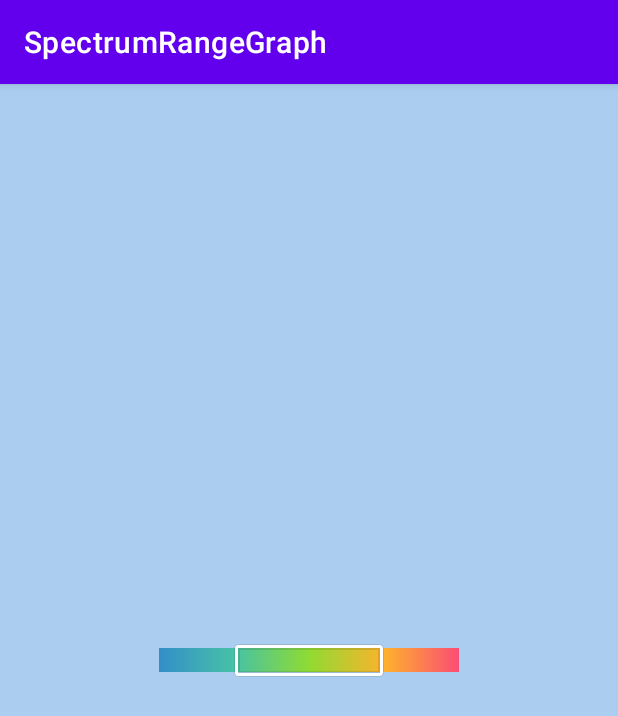
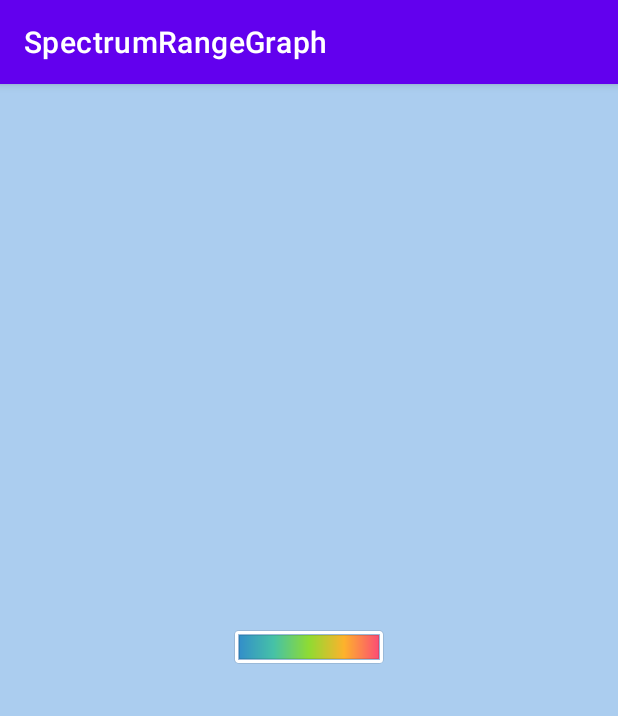
Before and after one commit to taehee28/SpectrumRangeGraph, an Android app: the screen it shows after launch (MainActivity), on a phone screen of 412 x 824 dp. Shown: the top 716 px of the screen. Run offline under Robolectric (Android 15) with nearby library versions, the phone set to English and light mode, and no system bars.

Commit message:
mearsuring height & drawing graph imgs

```diff
--- a/app/src/main/java/com/thk/spectrumrangegraph/MainActivity.java
+++ b/app/src/main/java/com/thk/spectrumrangegraph/MainActivity.java
@@ -11,6 +11,5 @@ public class MainActivity extends AppCompatActivity {
         super.onCreate(savedInstanceState);
         setContentView(R.layout.activity_main);
 
-
     }
 }
--- a/app/src/main/java/com/thk/spectrumrangegraph/SpectrumRangeGraph.java
+++ b/app/src/main/java/com/thk/spectrumrangegraph/SpectrumRangeGraph.java
@@ -8,6 +8,7 @@ import android.graphics.Paint;
 import android.graphics.Rect;
 import android.graphics.drawable.Drawable;
 import android.util.AttributeSet;
+import android.util.Log;
 import android.view.View;
 
 import androidx.annotation.Nullable;
@@ -29,6 +30,7 @@ public class SpectrumRangeGraph extends View {
     private float rangeMaxValue;
     private float rangeAvgValue;
     private int graphHeight;
+    private int textMarginTop;
     private int textSize;
     private int textColor;
     private String warningText;
@@ -38,10 +40,14 @@ public class SpectrumRangeGraph extends View {
     private final int DEFAULT_MIN_VALUE = 0;
     private final int DEFAULT_MAX_VALUE = 100;
     private final int DEFAULT_GRAPH_HEIGHT = dpToPx(16);
+    private final int DEFAULT_TEXT_MARGIN_TOP = dpToPx(8);
     private final int DEFAULT_TEXT_SIZE = dpToPx(10);
     private final int DEFAULT_TEXT_COLOR = Color.BLACK;
     private final String DEFAULT_WARNING_TEXT = "No Data.";
     private final boolean DEFAULT_SHOW_WARNING_TEXT = false;
+
+    // padding to spectrum drawable for fit in rangeBox drawable
+    private final int SPECTRUM_PADDING = dpToPx(3);
 
     private Drawable d_spectrum;
     private Drawable d_rangeBox;
@@ -59,6 +65,8 @@ public class SpectrumRangeGraph extends View {
         d_spectrum = ResourcesCompat.getDrawable(getResources(), R.drawable.srg_bg_spectrum, null);
         d_rangeBox = ResourcesCompat.getDrawable(getResources(), R.drawable.svg_range_box, null);
         d_avgPointer = ResourcesCompat.getDrawable(getResources(), R.drawable.srg_avg_pointer, null);
+
+        warningText = DEFAULT_WARNING_TEXT;
     }
 
     public SpectrumRangeGraph(Context context) {
@@ -82,12 +90,12 @@ public class SpectrumRangeGraph extends View {
                 (rangeMinValue + rangeMaxValue)/2 + rangeMinValue);
 
         graphHeight = attributes.getDimensionPixelSize(R.styleable.SpectrumRangeGraph_srg_graphHeight, DEFAULT_GRAPH_HEIGHT);
+        textMarginTop = attributes.getDimensionPixelSize(R.styleable.SpectrumRangeGraph_srg_textMarginTop, DEFAULT_TEXT_MARGIN_TOP);
         textSize = attributes.getDimensionPixelSize(R.styleable.SpectrumRangeGraph_srg_textSize, DEFAULT_TEXT_SIZE);
         textColor = attributes.getDimensionPixelSize(R.styleable.SpectrumRangeGraph_srg_textColor, DEFAULT_TEXT_COLOR);
 
-        // todo : String 얻는 법 찾기
+        warningText = attributes.getString(R.styleable.SpectrumRangeGraph_srg_warningText);
         showWarningText = attributes.getBoolean(R.styleable.SpectrumRangeGraph_srg_showWarningText, DEFAULT_SHOW_WARNING_TEXT);
-
 
         paint_text.setTextSize(textSize);
         paint_text.setColor(textColor);
@@ -96,11 +104,44 @@ public class SpectrumRangeGraph extends View {
     @Override
     protected void onDraw(Canvas canvas) {
         super.onDraw(canvas);
+
+        rect_spectrum.set(SPECTRUM_PADDING, SPECTRUM_PADDING, getWidth() - SPECTRUM_PADDING, graphHeight + SPECTRUM_PADDING);
+        d_spectrum.setBounds(rect_spectrum);
+        d_spectrum.draw(canvas);
+
+//        Log.d("thkang", ">> rect_spectrum.width() = " + pxToDp(rect_spectrum.width()));
+
+        float graphOffset = (float)pxToDp(rect_spectrum.width()) / (totalMaxValue - totalMinValue);
+
+        int rangeBox_left = dpToPx((rangeMinValue - totalMinValue) * graphOffset);
+        int rangeBox_right = getWidth() - dpToPx((totalMaxValue - rangeMaxValue) * graphOffset);
+        int rangeBox_bottom = rect_spectrum.bottom + SPECTRUM_PADDING;
+
+        rect_rangeBox.set(rangeBox_left, 0, rangeBox_right, rangeBox_bottom);
+        d_rangeBox.setBounds(rect_rangeBox);
+        d_rangeBox.draw(canvas);
+
+
+
     }
 
     @Override
     protected void onMeasure(int widthMeasureSpec, int heightMeasureSpec) {
         super.onMeasure(widthMeasureSpec, heightMeasureSpec);
+
+        int heightMode = MeasureSpec.getMode(heightMeasureSpec);
+
+//        Log.d("thkang", ">> heightMode = " + heightMode);
+        if (heightMode == MeasureSpec.AT_MOST || heightMode == MeasureSpec.UNSPECIFIED) {
+            int height = SPECTRUM_PADDING*2 + graphHeight + textMarginTop + textSize;
+
+            setMeasuredDimension(widthMeasureSpec, height);
+        }
+        else if (heightMode == MeasureSpec.EXACTLY) {
+            int newGraphHeight = getMeasuredHeight() - (SPECTRUM_PADDING*2 + textMarginTop + textSize);
+
+            graphHeight = newGraphHeight;
+        }
     }
 
     private int dpToPx(float dp) {
--- a/app/src/main/res/layout/activity_main.xml
+++ b/app/src/main/res/layout/activity_main.xml
@@ -8,11 +8,9 @@
     tools:context=".MainActivity">
 
 
-    <ImageView
-        android:id="@+id/gradient"
-        android:layout_width="200dp"
-        android:layout_height="16dp"
-        android:background="@drawable/srg_bg_spectrum"
+    <com.thk.spectrumrangegraph.SpectrumRangeGraph
+        android:layout_width="100dp"
+        android:layout_height="wrap_content"
         app:layout_constraintBottom_toBottomOf="parent"
         app:layout_constraintLeft_toLeftOf="parent"
         app:layout_constraintRight_toRightOf="parent"
@@ -20,14 +18,26 @@
         />
 
 
-    <ImageView
-        android:layout_width="100dp"
-        android:layout_height="22dp"
-        android:background="@drawable/svg_range_box"
-        app:layout_constraintBottom_toBottomOf="parent"
-        app:layout_constraintLeft_toLeftOf="parent"
-        app:layout_constraintRight_toRightOf="parent"
-        app:layout_constraintTop_toTopOf="parent"
-        />
+<!--    <ImageView-->
+<!--        android:id="@+id/gradient"-->
+<!--        android:layout_width="200dp"-->
+<!--        android:layout_height="16dp"-->
+<!--        android:background="@drawable/srg_bg_spectrum"-->
+<!--        app:layout_constraintBottom_toBottomOf="parent"-->
+<!--        app:layout_constraintLeft_toLeftOf="parent"-->
+<!--        app:layout_constraintRight_toRightOf="parent"-->
+<!--        app:layout_constraintTop_toTopOf="parent"-->
+<!--        />-->
+
+
+<!--    <ImageView-->
+<!--        android:layout_width="100dp"-->
+<!--        android:layout_height="22dp"-->
+<!--        android:background="@drawable/svg_range_box"-->
+<!--        app:layout_constraintBottom_toBottomOf="parent"-->
+<!--        app:layout_constraintLeft_toLeftOf="parent"-->
+<!--        app:layout_constraintRight_toRightOf="parent"-->
+<!--        app:layout_constraintTop_toTopOf="parent"-->
+<!--        />-->
 
 </androidx.constraintlayout.widget.ConstraintLayout>
--- a/app/src/main/res/values/attrs.xml
+++ b/app/src/main/res/values/attrs.xml
@@ -7,6 +7,7 @@
         <attr name="srg_rangeMaxValue" format="float"/>
         <attr name="srg_rangeAvgValue" format="float"/>
         <attr name="srg_graphHeight" format="dimension"/>
+        <attr name="srg_textMarginTop" format="dimension"/>
         <attr name="srg_textSize" format="dimension"/>
         <attr name="srg_textColor" format="reference|integer"/>
         <attr name="srg_warningText" format="string"/>
```
